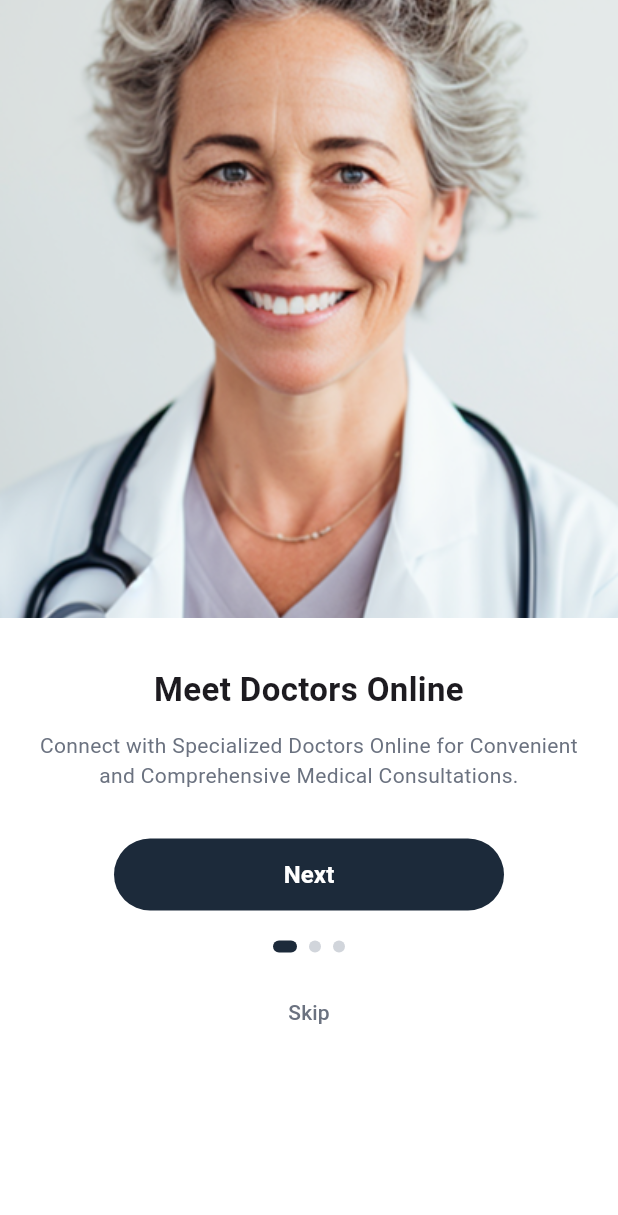
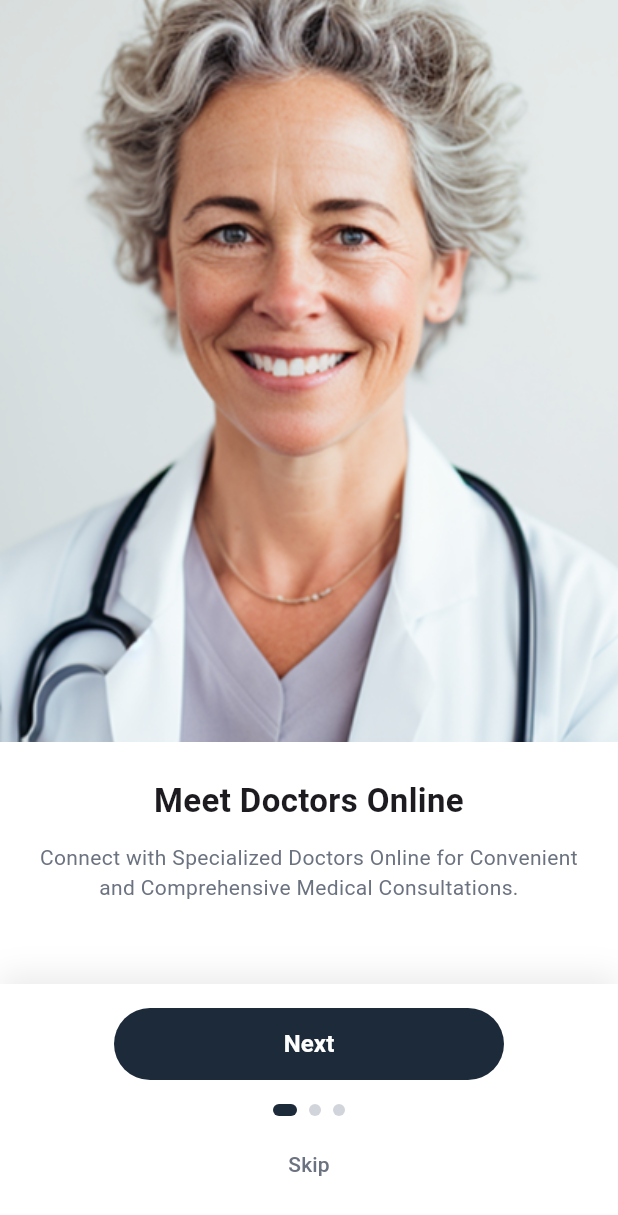
Before and after one commit to sintadewi21/HealthPalProject, a Flutter app: the screen it shows after launch, swiped to page 2, on a phone screen of 412 x 824 dp. Shown: the top 1215 px of the screen. Run offline on Flutter 3.47's test engine with Material 3 defaults, Android fonts, the phone set to English and light mode, and no system bars; our stand-ins replace flutter_markdown, supabase_flutter; accounts and stored records are empty.

Commit message:
revisi onboarding fix

```diff
--- a/lib/onboarding.dart
+++ b/lib/onboarding.dart
@@ -10,13 +10,14 @@ class OnboardingScreen extends StatefulWidget {
 class _OnboardingScreenState extends State<OnboardingScreen> {
   final PageController _controller = PageController();
   int _currentPage = 0;
+  bool _isAnimating = false;
 
   final List<_OnboardingData> pages = [
     _OnboardingData(
       image: 'assets/images/onboardingpage.png',
       title: '',
       subtitle: '',
-      isPureImage: true, // halaman onboarding
+      isPureImage: true,
     ),
     _OnboardingData(
       image: 'assets/images/carousel1.png',
@@ -38,77 +39,101 @@ class _OnboardingScreenState extends State<OnboardingScreen> {
     ),
   ];
 
-  void _goToCarousel(int page) {
-    _controller.animateToPage(
+  Future<void> _goToPage(int page) async {
+    if (_isAnimating) return;
+    _isAnimating = true;
+
+    await _controller.animateToPage(
       page,
-      duration: const Duration(milliseconds: 300),
-      curve: Curves.easeInOut,
+      duration: const Duration(milliseconds: 520),
+      curve: Curves.easeOutCubic,
     );
+
+    _isAnimating = false;
   }
 
-  void _goFromOnboardingToFirstCarousel() {
-    _goToCarousel(1);
-  }
-
-  void _nextCarousel() {
+  void _next() {
     if (_currentPage < pages.length - 1) {
-      _goToCarousel(_currentPage + 1);
+      _goToPage(_currentPage + 1);
     } else {
       _goToHome();
     }
   }
 
-  void _skipToHome() {
-    _goToHome();
-  }
+  void _skip() => _goToHome();
 
   void _goToHome() {
     Navigator.of(context).pushReplacementNamed('/signin');
   }
 
   @override
+  void dispose() {
+    _controller.dispose();
+    super.dispose();
+  }
+
+  @override
   Widget build(BuildContext context) {
+    final showControls = _currentPage != 0;
+
     return Scaffold(
       backgroundColor: Colors.white,
       body: SafeArea(
-        child: PageView.builder(
+        child: Stack(
+          children: [
+            // ================= PAGE CONTENT (yang geser) =================
+            PageView.builder(
               controller: _controller,
               itemCount: pages.length,
-          physics:
-              const NeverScrollableScrollPhysics(), // disable swipe kiri-kanan
-          onPageChanged: (index) {
-            setState(() => _currentPage = index);
-          },
+              physics: const NeverScrollableScrollPhysics(),
+              onPageChanged: (i) => setState(() => _currentPage = i),
               itemBuilder: (context, index) {
                 final data = pages[index];
 
-            // ========= PAGE 0: ONBOARDING (swipe bawah -> atas + tap) =========
+                // Page 0: gambar full + shadow overlay
                 if (data.isPureImage) {
                   return GestureDetector(
                     behavior: HitTestBehavior.opaque,
-                // tap di mana saja
-                onTap: _goFromOnboardingToFirstCarousel,
-                // swipe bawah -> atas
-                onVerticalDragUpdate: (details) {
-                  if (details.delta.dy < -8) {
-                    // gerakan ke atas (nilai negatif)
-                    _goFromOnboardingToFirstCarousel();
-                  }
+                    onTap: () => _goToPage(1),
+                    onVerticalDragEnd: (details) {
+                      final v = details.primaryVelocity ?? 0;
+                      if (v < -400) _goToPage(1);
                     },
+                    child: Stack(
+                      children: [
+                        // IMAGE
+                        Positioned.fill(
                           child: Image.asset(
                             data.image,
                             fit: BoxFit.cover,
-                  width: double.infinity,
-                  height: double.infinity,
+                          ),
+                        ),
+
+                        // BOTTOM SHADOW ONLY
+                        Positioned.fill(
+                          child: Container(
+                            decoration: BoxDecoration(
+                              gradient: LinearGradient(
+                                begin: Alignment.bottomCenter,
+                                end: Alignment.topCenter,
+                                colors: [
+                                  Colors.black.withOpacity(0.6), // shadow bawah
+                                  Colors.transparent,
+                                ],
+                              ),
+                            ),
+                          ),
+                        ),
+                      ],
                     ),
                   );
                 }
 
-            // ========= PAGE 1–3: CAROUSEL =========
+                // Page 1-3
                 return Column(
                   children: [
                     Expanded(
-                  flex: 5,
+                      flex: 6,
                       child: Image.asset(
                         data.image,
                         width: double.infinity,
@@ -116,18 +141,12 @@ class _OnboardingScreenState extends State<OnboardingScreen> {
                       ),
                     ),
                     Expanded(
-                  flex: 5,
-                  child: Container(
-                    width: double.infinity,
-                    color: Colors.white,
-                    padding: const EdgeInsets.symmetric(
-                      horizontal: 24,
-                      vertical: 24,
-                    ),
+                      flex: 4,
+                      child: Padding(
+                        padding: const EdgeInsets.fromLTRB(24, 24, 24, 140),
                         child: Column(
                           mainAxisAlignment: MainAxisAlignment.start,
                           children: [
-                        const SizedBox(height: 8),
                             Text(
                               data.title,
                               textAlign: TextAlign.center,
@@ -145,12 +164,41 @@ class _OnboardingScreenState extends State<OnboardingScreen> {
                                 color: Color(0xFF6B7280),
                               ),
                             ),
-                        const SizedBox(height: 32),
+                          ],
+                        ),
+                      ),
+                    ),
+                  ],
+                );
+              },
+            ),
+
+            // ================= CONTROLS (tetap) =================
+            if (showControls)
+              Positioned(
+                left: 0,
+                right: 0,
+                bottom: 0,
+                child: Container(
+                  padding: const EdgeInsets.fromLTRB(24, 16, 24, 24),
+                  decoration: const BoxDecoration(
+                    color: Colors.white,
+                    boxShadow: [
+                      BoxShadow(
+                        blurRadius: 16,
+                        offset: Offset(0, -6),
+                        color: Color(0x14000000),
+                      ),
+                    ],
+                  ),
+                  child: Column(
+                    mainAxisSize: MainAxisSize.min,
+                    children: [
                       SizedBox(
                         width: 260,
                         height: 48,
                         child: ElevatedButton(
-                            onPressed: _nextCarousel,
+                          onPressed: _next,
                           style: ElevatedButton.styleFrom(
                             backgroundColor: const Color(0xFF1C2A3A),
                             shape: RoundedRectangleBorder(
@@ -168,21 +216,20 @@ class _OnboardingScreenState extends State<OnboardingScreen> {
                           ),
                         ),
                       ),
-                        const SizedBox(height: 20),
+                      const SizedBox(height: 16),
+
                       Row(
                         mainAxisAlignment: MainAxisAlignment.center,
-                          children: List.generate(
-                            3, // 3 carousel
-                            (dotIndex) {
-                              final pageIndex = dotIndex + 1; // 1,2,3
+                        children: List.generate(3, (dotIndex) {
+                          final pageIndex = dotIndex + 1;
                           final isActive = _currentPage == pageIndex;
+
                           return GestureDetector(
-                                onTap: () => _goToCarousel(pageIndex),
+                            onTap: () => _goToPage(pageIndex),
                             child: AnimatedContainer(
-                                  duration:
-                                      const Duration(milliseconds: 200),
-                                  margin: const EdgeInsets.symmetric(
-                                      horizontal: 4),
+                              duration: const Duration(milliseconds: 250),
+                              curve: Curves.easeOut,
+                              margin: const EdgeInsets.symmetric(horizontal: 4),
                               width: isActive ? 16 : 8,
                               height: 8,
                               decoration: BoxDecoration(
@@ -193,12 +240,12 @@ class _OnboardingScreenState extends State<OnboardingScreen> {
                               ),
                             ),
                           );
-                            },
+                        }),
                       ),
-                        ),
-                        const SizedBox(height: 16),
+                      const SizedBox(height: 8),
+
                       TextButton(
-                          onPressed: _skipToHome,
+                        onPressed: _skip,
                         child: const Text(
                           'Skip',
                           style: TextStyle(
@@ -212,8 +259,6 @@ class _OnboardingScreenState extends State<OnboardingScreen> {
                 ),
               ),
           ],
-            );
-          },
         ),
       ),
     );
```
Lines whose indentation alone changed are shown as unchanged.
